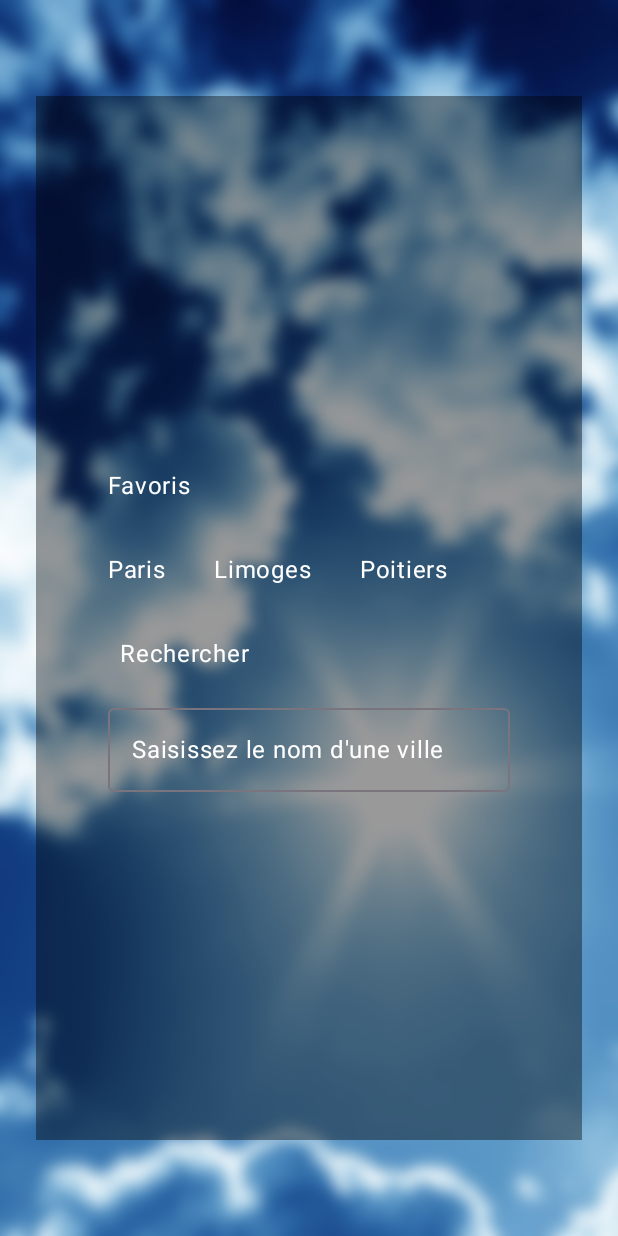
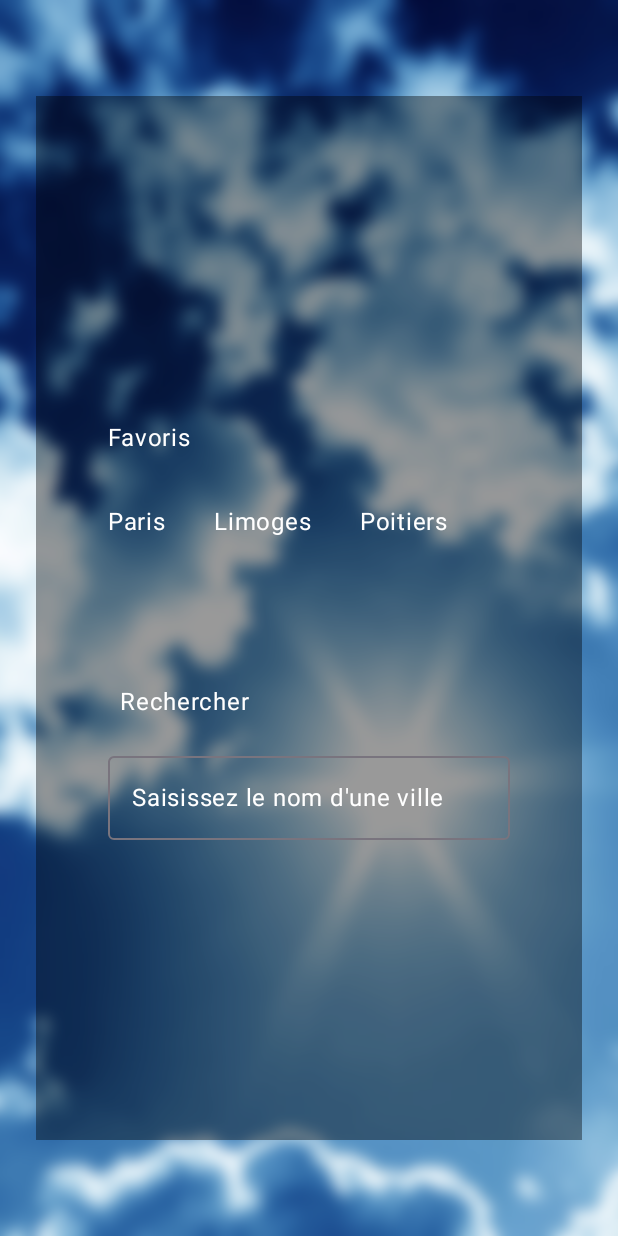
Before and after one commit to ArkAow/App-R4.11-Kotlin, an Android app built with Jetpack Compose: the screen it shows after launch (MainActivity), on a phone screen of 412 x 824 dp. Run offline under Robolectric (Android 15) with nearby library versions, the phone set to English and light mode, and no system bars.

Commit message:
ajout espace entre les sections

```diff
--- a/androidWeatherApp/src/main/java/fr/unilim/weatherapplication/android/MainActivity.kt
+++ b/androidWeatherApp/src/main/java/fr/unilim/weatherapplication/android/MainActivity.kt
@@ -79,6 +79,8 @@ fun WeatherApp() {
                             cities = listOf("Paris", "Limoges", "Poitiers"),
                             onCityClicked = { }
                         )
+
+                        Spacer(modifier = Modifier.height(64.dp))
 
                         // Section de recherche
                         SearchCitySection()
```
